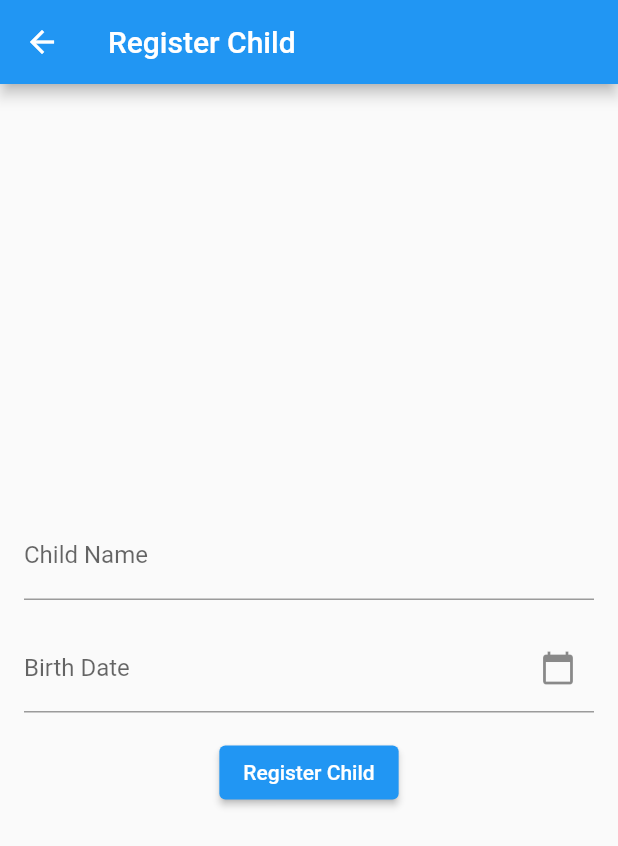
After one commit to HeightPredictionResearch/mobile-app-flutter, a Flutter app: the ChildRegistrationScreen screen opened directly, after a tap on "Register Child", on a phone screen of 412 x 824 dp. The commit adds this screen. Shown: the top 846 px of the screen. Run offline on Flutter 3.47's test engine with Material 2 defaults, Android fonts, the phone set to English and light mode, and no system bars; our stand-ins replace dio, flutter_spinkit, image_picker, shared_preferences; accounts and stored records are empty; network calls fail.

Commit message:
add child page

```diff
--- /dev/null
+++ b/lib/pages/child/child_registration_screen.dart
@@ -0,0 +1,139 @@
+// child_registration_screen.dart
+
+import 'package:flutter/material.dart';
+import 'package:dio/dio.dart';
+
+class ChildRegistrationScreen extends StatefulWidget {
+  const ChildRegistrationScreen({Key? key}) : super(key: key);
+
+  @override
+  _ChildRegistrationScreenState createState() =>
+      _ChildRegistrationScreenState();
+}
+
+class _ChildRegistrationScreenState extends State<ChildRegistrationScreen> {
+  final String baseUrl = 'https://heightprediction-hloiyts3ha-et.a.run.app';
+  final Dio _dio = Dio();
+  final TextEditingController nameController = TextEditingController();
+  DateTime? selectedDate;
+  bool isLoading = false;
+
+  Future<void> _registerChild() async {
+    setState(() {
+      isLoading = true;
+    });
+
+    final String name = nameController.text;
+    final String? birthDate = selectedDate?.toIso8601String().substring(0, 10);
+
+    try {
+      final response = await _dio.post(
+        '$baseUrl/api/v1/child',
+        data: {'name': name, 'birth_date': birthDate},
+      );
+
+      if (response.statusCode == 200) {
+        // Handle successful registration, e.g., show a success message
+        showDialog(
+          context: context,
+          builder: (context) => AlertDialog(
+            title: const Text('Child Registration Successful'),
+            content: const Text(
+                'Child information has been registered successfully.'),
+            actions: [
+              TextButton(
+                onPressed: () {
+                  Navigator.pop(context);
+                },
+                child: const Text('OK'),
+              ),
+            ],
+          ),
+        );
+      } else {
+        // Handle registration failure
+        showDialog(
+          context: context,
+          builder: (context) => AlertDialog(
+            title: const Text('Child Registration Failed'),
+            content: const Text('Failed to register child. Please try again.'),
+            actions: [
+              TextButton(
+                onPressed: () {
+                  Navigator.pop(context);
+                },
+                child: const Text('OK'),
+              ),
+            ],
+          ),
+        );
+      }
+    } catch (e) {
+      print('Error during child registration: $e');
+      // Handle other registration errors if necessary
+    } finally {
+      setState(() {
+        isLoading = false;
+      });
+    }
+  }
+
+  Future<void> _selectDate(BuildContext context) async {
+    final DateTime? pickedDate = await showDatePicker(
+      context: context,
+      initialDate: DateTime.now(),
+      firstDate: DateTime(2000),
+      lastDate: DateTime.now(),
+    );
+
+    if (pickedDate != null && pickedDate != selectedDate) {
+      setState(() {
+        selectedDate = pickedDate;
+      });
+    }
+  }
+
+  @override
+  Widget build(BuildContext context) {
+    return Scaffold(
+      appBar: AppBar(
+        title: const Text('Register Child'),
+      ),
+      body: Padding(
+        padding: const EdgeInsets.all(16.0),
+        child: Column(
+          mainAxisAlignment: MainAxisAlignment.center,
+          children: [
+            TextField(
+              controller: nameController,
+              decoration: const InputDecoration(labelText: 'Child Name'),
+            ),
+            const SizedBox(height: 16),
+            // TextFormField for date picker
+            TextFormField(
+              readOnly: true,
+              onTap: () => _selectDate(context),
+              decoration: const InputDecoration(
+                labelText: 'Birth Date',
+                suffixIcon: Icon(Icons.calendar_today),
+              ),
+              validator: (value) {
+                if (selectedDate == null) {
+                  return 'Please select a date';
+                }
+                return null;
+              },
+            ),
+            const SizedBox(height: 16),
+            ElevatedButton(
+              onPressed: _registerChild,
+              child: Text(isLoading ? 'Registering...' : 'Register Child'),
+            ),
+            if (isLoading)
+              const SizedBox(height: 16, child: CircularProgressIndicator()),
+          ],
+        ),
+      ),
+    );
+  }
+}
```
Also changed, not shown: lib/pages/child/child_detail_screen.dart (added, +84 -0 lines), lib/pages/child/child_list_screen.dart (added, +99 -0 lines), lib/pages/home_screen.dart (+122 -24 lines), assets/background.jpeg (added).
